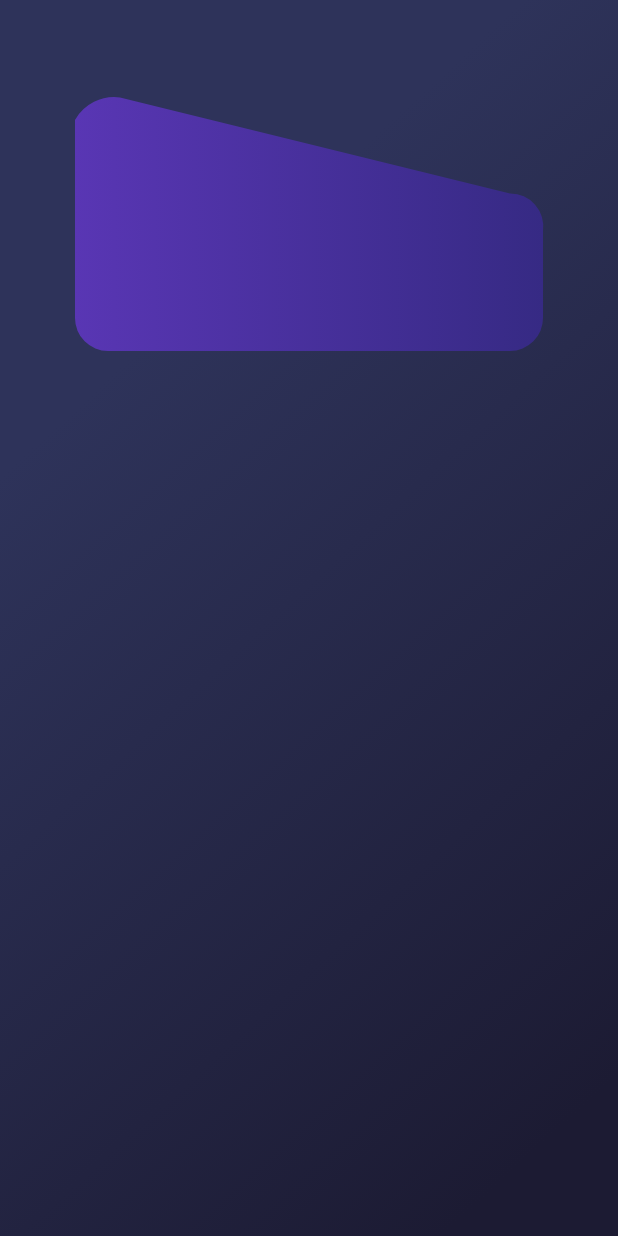
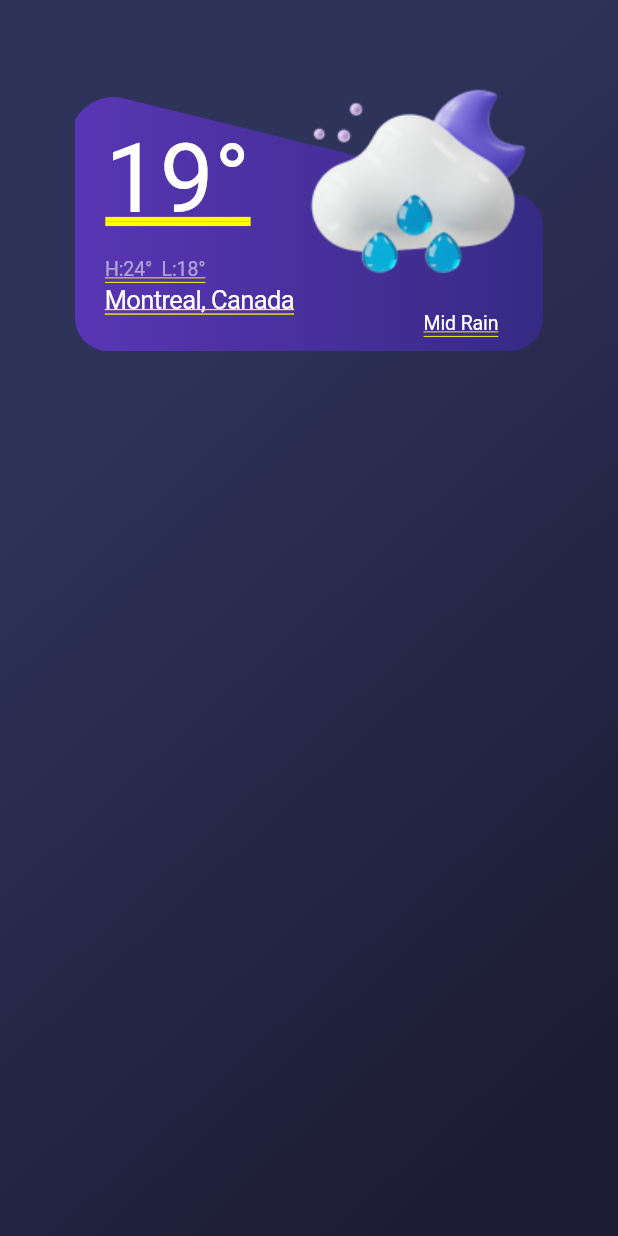
Before and after one commit to IgorsBlagodjors/weather_app, a Flutter app: the screen it shows after launch, on a phone screen of 412 x 824 dp. Run offline on Flutter 3.47's test engine with Material 3 defaults, Android fonts, the phone set to English and light mode, and no system bars; Roboto replaces fonts that are missing (SF Pro Display, SF Pro Text).

Commit message:
rectangle widget is done

```diff
--- a/lib/design_system/app_styles.dart
+++ b/lib/design_system/app_styles.dart
@@ -156,7 +156,7 @@ class AppStyles {
     height: 1.2,
     fontSize: 20,
     fontWeight: FontWeight.w400,
-    //letterSpacing: 0.38,
+    letterSpacing: 0.38,
     color: AppColors.darkPrimary,
   );
   static const boldTitle2 = TextStyle(
--- a/lib/presentation/app.dart
+++ b/lib/presentation/app.dart
@@ -13,7 +13,6 @@ class _AppPageState extends State<AppPage> {
   @override
   Widget build(BuildContext context) {
     return SafeArea(
-      child: Expanded(
       child: Container(
         decoration: AppGradient.appBackground,
         child: const Padding(
@@ -21,8 +20,10 @@ class _AppPageState extends State<AppPage> {
           child: Column(
             children: [
               Rectangle(),
+              SizedBox(
+                height: 15,
+              ),
             ],
-            ),
           ),
         ),
       ),
--- a/lib/presentation/widgets/rectangle.dart
+++ b/lib/presentation/widgets/rectangle.dart
@@ -1,5 +1,7 @@
 import 'package:flutter/material.dart';
+import 'package:weather_app/design_system/app_colors.dart';
 import 'package:weather_app/design_system/app_gradiend.dart';
+import 'package:weather_app/design_system/app_styles.dart';
 
 class Rectangle extends StatelessWidget {
   const Rectangle({super.key});
@@ -7,10 +9,77 @@ class Rectangle extends StatelessWidget {
   @override
   Widget build(BuildContext context) {
     return SizedBox(
-      width: 338,
+      width: 342,
       height: 184,
-      child: CustomPaint(
-        foregroundPainter: AnotherPainter(),
+      child: Stack(
+        children: [
+          CustomPaint(
+            size: const Size(348, 184),
+            foregroundPainter: AnotherPainter(),
+          ),
+          Row(
+            children: [
+              Padding(
+                padding: const EdgeInsets.only(left: 20),
+                child: Column(
+                  crossAxisAlignment: CrossAxisAlignment.start,
+                  children: [
+                    const SizedBox(
+                      height: 59,
+                    ),
+                    const Text(
+                      '19°',
+                      style: TextStyle(
+                        color: Color(0xFFFFFFFF),
+                        fontFamily: 'SF Pro Display',
+                        fontSize: 64,
+                        fontWeight: FontWeight.w400,
+                        height: 41 / 64,
+                        letterSpacing: 0.374,
+                      ),
+                    ),
+                    const SizedBox(
+                      height: 24,
+                    ),
+                    Text(
+                      overflow: TextOverflow.ellipsis,
+                      'H:24°  L:18°',
+                      style: AppStyles.regularFootnote.copyWith(
+                        color: AppColors.darkSecondary.withOpacity(0.6),
+                      ),
+                    ),
+                    const Text(
+                      overflow: TextOverflow.ellipsis,
+                      'Montreal, Canada',
+                      style: AppStyles.regularBody,
+                    ),
+                  ],
+                ),
+              ),
+              Padding(
+                padding: const EdgeInsets.only(right: 2),
+                child: Column(
+                  crossAxisAlignment: CrossAxisAlignment.end,
+                  children: [
+                    Image.asset(
+                      'assets/Moon_cloud_mid_rain.png',
+                      width: 160,
+                      height: 160,
+                    ),
+                    const Padding(
+                      padding: EdgeInsets.only(right: 24),
+                      child: Text(
+                        overflow: TextOverflow.ellipsis,
+                        'Mid Rain',
+                        style: AppStyles.regularFootnote,
+                      ),
+                    ),
+                  ],
+                ),
+              ),
+            ],
+          )
+        ],
       ),
     );
   }
```
Lines whose indentation alone changed are shown as unchanged.
